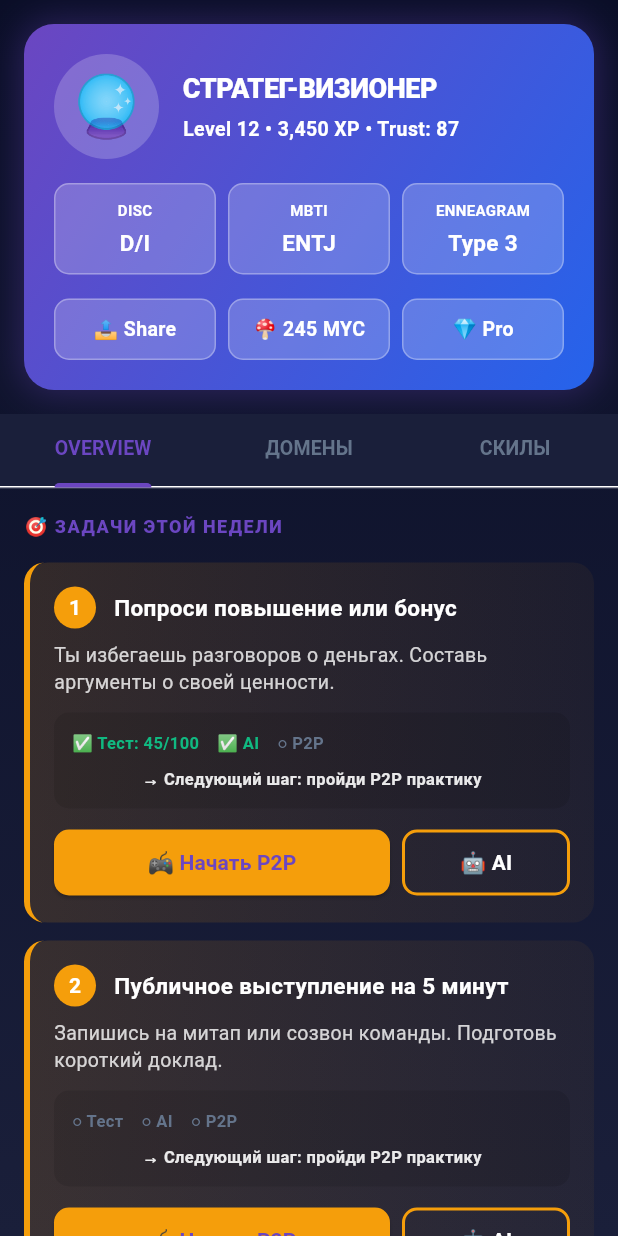
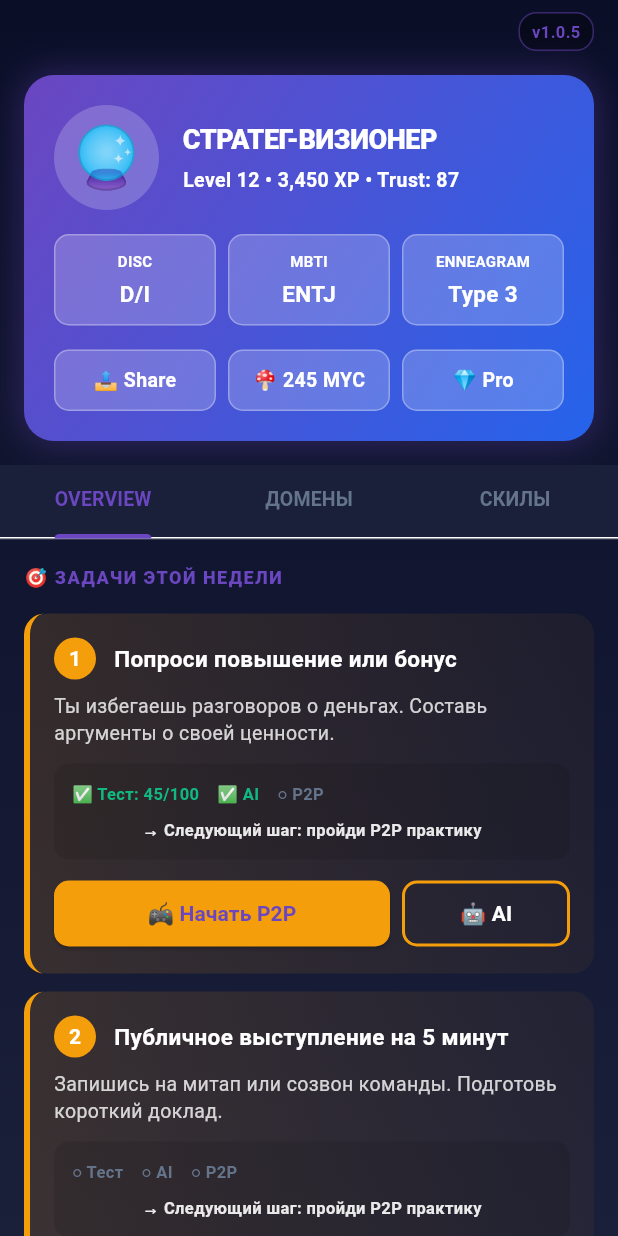
Before and after one commit to myceliummmm-sketch/mycelium-app, a Flutter app: the ProfileScreen screen opened directly, on a phone screen of 412 x 824 dp. Run offline on Flutter 3.47's test engine with Material 3 defaults, Android fonts, the phone set to English and light mode, and no system bars; drawn by our look-alikes of flutter_animate; our stand-ins replace confetti, fl_chart, flutter_dotenv, introduction_screen; missing offline and left inert: dart:html, dart:js_util; accounts and stored records are empty.

Commit message:
Add version badge to mCode screen (v1.0.5)
🤖 Generated with [Claude Code](https://claude.com/claude-code)

Co-Authored-By: Claude <noreply@anthropic.com>

```diff
--- a/lib/screens/profile_screen.dart
+++ b/lib/screens/profile_screen.dart
@@ -3,6 +3,7 @@ import 'package:flutter/material.dart';
 import 'package:flutter_animate/flutter_animate.dart';
 import '../theme/app_theme.dart';
 import '../models/metaskill_detailed.dart';
+import '../config/app_version.dart';
 
 class ProfileScreen extends StatefulWidget {
   const ProfileScreen({super.key});
@@ -43,6 +44,31 @@ class _ProfileScreenState extends State<ProfileScreen> with SingleTickerProvider
         child: SafeArea(
           child: Column(
             children: [
+              // Version badge (top-right)
+              Align(
+                alignment: Alignment.topRight,
+                child: Container(
+                  margin: const EdgeInsets.only(top: 8, right: 16),
+                  padding: const EdgeInsets.symmetric(horizontal: 8, vertical: 4),
+                  decoration: BoxDecoration(
+                    color: Colors.black.withOpacity(0.3),
+                    borderRadius: BorderRadius.circular(12),
+                    border: Border.all(
+                      color: AppColors.primaryPurple.withOpacity(0.5),
+                      width: 1,
+                    ),
+                  ),
+                  child: Text(
+                    AppVersion.displayVersion,
+                    style: const TextStyle(
+                      fontSize: 11,
+                      fontWeight: FontWeight.w600,
+                      color: AppColors.primaryPurple,
+                    ),
+                  ),
+                ),
+              ),
+
               // mCode Card
               Container(
                 margin: const EdgeInsets.all(16),
```
Also changed, not shown: 3 other files.
